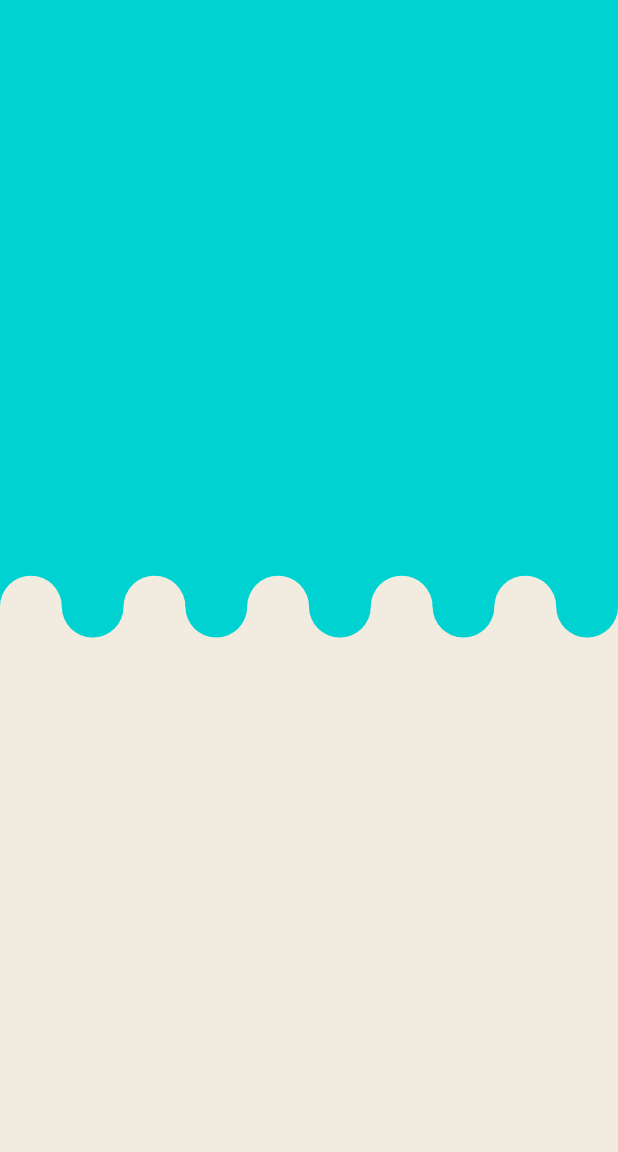
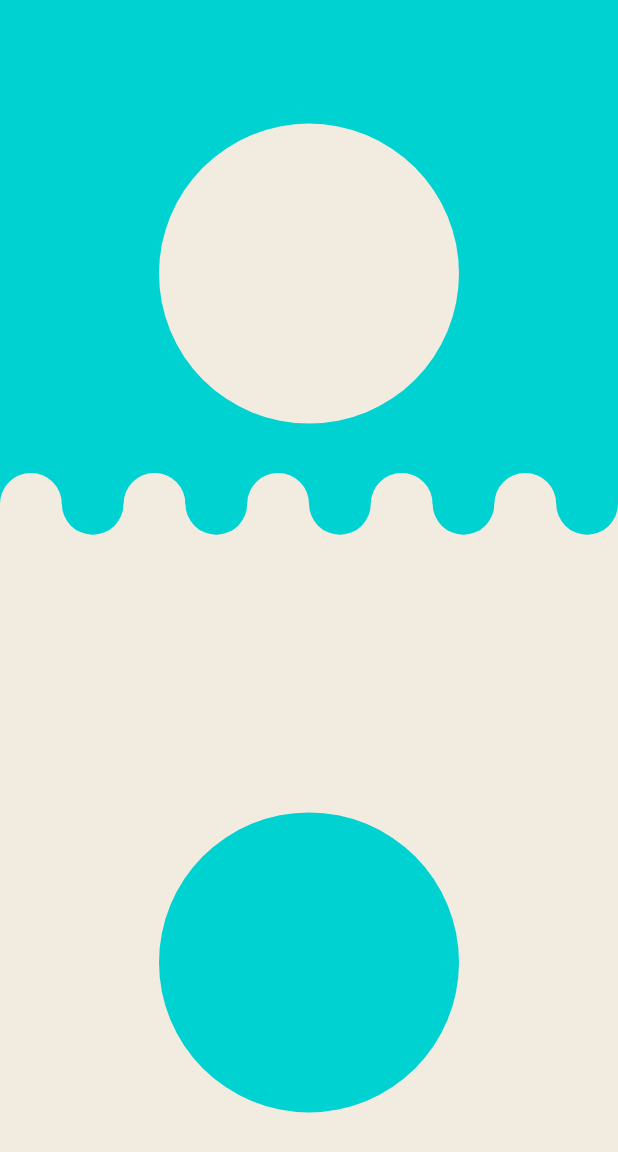
Before and after one commit to jamin12/wavelog, a Flutter app: the screen it shows after launch, on a phone screen of 412 x 824 dp. Shown: the top 1152 px of the screen. Run offline on Flutter 3.47's test engine with Material 2 defaults, Android fonts, the light colour scheme and no system bars.

Commit message:
프로필 위치 설정 (프로필 크기 조절 필요)

```diff
--- a/view/lib/screen/main_page.dart
+++ b/view/lib/screen/main_page.dart
@@ -16,7 +16,7 @@ class _MainPageState extends State<MainPage>
     super.initState();
     _waveController = AnimationController(
         vsync: this, duration: Duration(seconds: 2), value: 0);
-    _animation = Tween<double>(begin: -100, end: 0).animate(_waveController)
+    _animation = Tween<double>(begin: -150, end: 0).animate(_waveController)
       ..addListener(() {
         setState(() {});
       });
@@ -39,6 +39,35 @@ class _MainPageState extends State<MainPage>
       body: Container(
         color: COLOR_BEACH,
         child: Stack(
+          children: [
+            _buildWave(waveCount, size, waveSize),
+            Positioned(
+              top: size.height / 10,
+              left: 0,
+              right: 0,
+              child: CircleAvatar(
+                backgroundColor: COLOR_BEACH,
+                radius: 100,
+              ),
+            ),
+            Positioned(
+              bottom: size.height / 10,
+              left: 0,
+              right: 0,
+              child: CircleAvatar(
+                backgroundColor: COLOR_WAVE,
+                radius: 100,
+              ),
+            ),
+          ],
+        ),
+      ),
+    );
+  }
+
+  Stack _buildWave(int waveCount, Size size, double waveSize) {
+    final double waveHeight = size.height / 7 * 4;
+    return Stack(
       alignment: Alignment.center,
       children: List.generate(
         waveCount,
@@ -49,7 +78,7 @@ class _MainPageState extends State<MainPage>
               left: 0,
               right: 0,
               child: Container(
-                    height: size.height / 5 * 3,
+                height: waveHeight,
                 color: COLOR_WAVE,
               ),
             );
@@ -58,31 +87,29 @@ class _MainPageState extends State<MainPage>
 
           if (index % 2 == 0)
             return Positioned(
-                  top: _animation.value + size.height / 5 * 3 - waveSize / 2,
+              top: _animation.value + waveHeight - waveSize / 2,
               left: realIndex * waveSize,
               child: Container(
                 width: waveSize,
                 height: waveSize,
-                    decoration: BoxDecoration(
-                        shape: BoxShape.circle, color: COLOR_WAVE),
+                decoration:
+                    BoxDecoration(shape: BoxShape.circle, color: COLOR_WAVE),
               ),
             );
           else {
             return Positioned(
-                  top: _animation.value + size.height / 5 * 3 - waveSize / 2,
+              top: _animation.value + waveHeight - waveSize / 2,
               left: realIndex * waveSize,
               child: Container(
                 width: waveSize,
                 height: waveSize,
-                    decoration: BoxDecoration(
-                        shape: BoxShape.circle, color: COLOR_BEACH),
+                decoration:
+                    BoxDecoration(shape: BoxShape.circle, color: COLOR_BEACH),
               ),
             );
           }
         },
       ),
-        ),
-      ),
     );
   }
 }
```
Also changed, not shown: view/pubspec.lock, 4 other files. Lines whose indentation alone changed are shown as unchanged.
